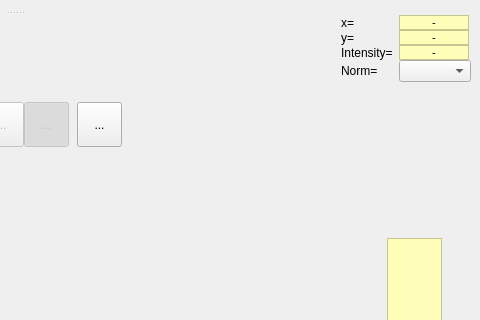
mantidproject/mantid, file Code/Mantid/MantidQt/SliceViewer/inc/MantidQtSliceViewer/SliceViewer.ui: the form before one commit; both pictures show x 451 to 931 and y 0 to 320 of the 931 by 676 pixel window.
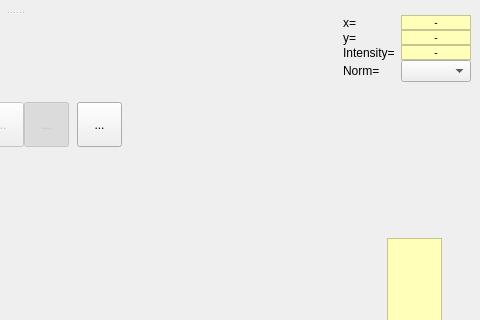
The form after the commit. Icons and pictures are not drawn. Custom widgets are drawn as their Qt base class.

Commit message: re #11741 formatting changes for windows, try again on mac

Patch:
```diff
--- a/Code/Mantid/MantidQt/SliceViewer/inc/MantidQtSliceViewer/SliceViewer.ui
+++ b/Code/Mantid/MantidQt/SliceViewer/inc/MantidQtSliceViewer/SliceViewer.ui
@@ -636,7 +636,7 @@
                <string notr="true">QLabel {
  background-color : rgb(255, 255, 186);
  color : black; 
- font: 8pt;
+ font: 10px;
 }</string>
               </property>
               <property name="frameShape">
@@ -675,7 +675,7 @@
                <string notr="true">QLabel {
  background-color : rgb(255, 255, 186);
  color : black; 
- font: 8pt;
+ font: 10px;
 }</string>
               </property>
               <property name="frameShape">
@@ -717,7 +717,7 @@
                <string notr="true">QLabel {
  background-color : rgb(255, 255, 186);
  color : black; 
- font: 8pt;
+ font: 10px;
 }</string>
               </property>
               <property name="frameShape">
@@ -754,7 +754,7 @@
               </property>
               <property name="font">
                <font>
-                <pointsize>8</pointsize>
+                <pointsize>-1</pointsize>
                 <weight>50</weight>
                 <italic>false</italic>
                 <bold>false</bold>
@@ -764,7 +764,7 @@
                <string>Normalization option</string>
               </property>
               <property name="styleSheet">
-               <string notr="true">font: 8pt;</string>
+               <string notr="true">font: 10px;</string>
               </property>
              </widget>
             </item>
```
